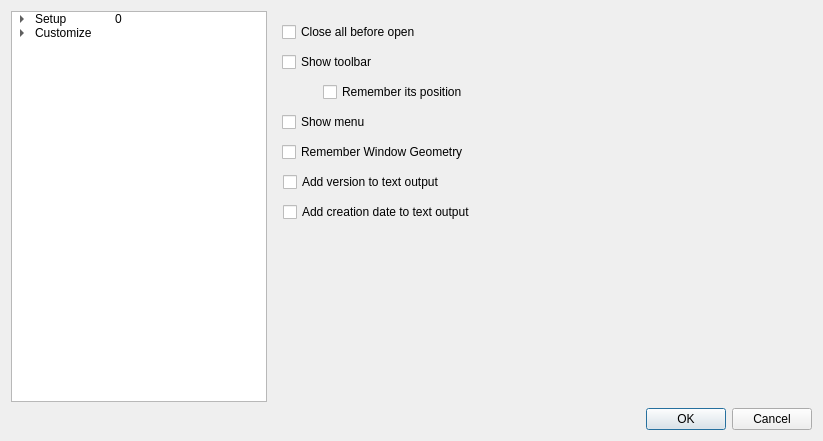
MediaArea/MediaInfo, file Source/GUI/Qt/prefs.ui: the form before one commit.
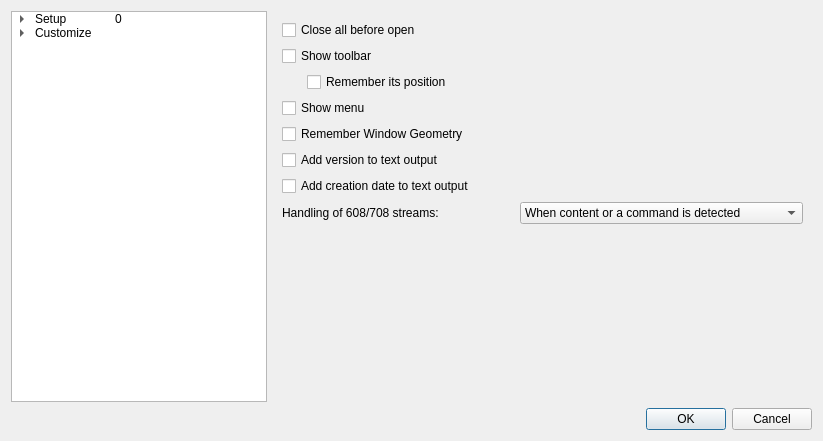
The form after the commit. The open tabs and pages were chosen to show the change.

Commit message: Qt GUI: Add captions display options

The edit to the form file:
```diff
--- a/Source/GUI/Qt/prefs.ui
+++ b/Source/GUI/Qt/prefs.ui
@@ -176,97 +176,118 @@
         </layout>
        </widget>
        <widget class="QWidget" name="Advanced">
-        <widget class="QCheckBox" name="showToolbar">
-         <property name="geometry">
-          <rect>
-           <x>9</x>
-           <y>40</y>
-           <width>271</width>
-           <height>22</height>
-          </rect>
-         </property>
-         <property name="text">
-          <string>Show toolbar</string>
-         </property>
-        </widget>
-        <widget class="QCheckBox" name="showMenu">
-         <property name="geometry">
-          <rect>
-           <x>9</x>
-           <y>100</y>
-           <width>271</width>
-           <height>22</height>
-          </rect>
-         </property>
-         <property name="text">
-          <string>Show menu</string>
-         </property>
-        </widget>
-        <widget class="QCheckBox" name="closeAllBeforeOpen">
-         <property name="geometry">
-          <rect>
-           <x>9</x>
-           <y>10</y>
-           <width>271</width>
-           <height>22</height>
-          </rect>
-         </property>
-         <property name="text">
-          <string>Close all before open</string>
-         </property>
-        </widget>
-        <widget class="QCheckBox" name="rememberToolBarPosition">
-         <property name="geometry">
-          <rect>
-           <x>50</x>
-           <y>70</y>
-           <width>231</width>
-           <height>22</height>
-          </rect>
-         </property>
-         <property name="text">
-          <string>Remember its position</string>
-         </property>
-        </widget>
-        <widget class="QCheckBox" name="rememberGeometry">
-         <property name="geometry">
-          <rect>
-           <x>9</x>
-           <y>130</y>
-           <width>271</width>
-           <height>22</height>
-          </rect>
-         </property>
-         <property name="text">
-          <string>Remember Window Geometry</string>
-         </property>
-        </widget>
-        <widget class="QCheckBox" name="informVersion">
-         <property name="geometry">
-          <rect>
-           <x>10</x>
-           <y>160</y>
-           <width>271</width>
-           <height>22</height>
-          </rect>
-         </property>
-         <property name="text">
-          <string>Add version to text output</string>
-         </property>
-        </widget>
-        <widget class="QCheckBox" name="informTimestamp">
-         <property name="geometry">
-          <rect>
-           <x>10</x>
-           <y>190</y>
-           <width>271</width>
-           <height>22</height>
-          </rect>
-         </property>
-         <property name="text">
-          <string>Add creation date to text output</string>
-         </property>
-        </widget>
+        <layout class="QGridLayout" name="gridLayout_2">
+         <item row="16" column="1">
+          <widget class="QComboBox" name="displayCaptions">
+           <property name="sizePolicy">
+            <sizepolicy hsizetype="Expanding" vsizetype="Fixed">
+             <horstretch>0</horstretch>
+             <verstretch>0</verstretch>
+            </sizepolicy>
+           </property>
+           <property name="currentIndex">
+            <number>1</number>
+           </property>
+           <item>
+            <property name="text">
+             <string>When content is detected</string>
+            </property>
+           </item>
+           <item>
+            <property name="text">
+             <string>When content or a command is detected</string>
+            </property>
+           </item>
+           <item>
+            <property name="text">
+             <string>Even when no content or command is detected</string>
+            </property>
+           </item>
+          </widget>
+         </item>
+         <item row="12" column="0" colspan="2">
+          <widget class="QCheckBox" name="rememberGeometry">
+           <property name="text">
+            <string>Remember Window Geometry</string>
+           </property>
+          </widget>
+         </item>
+         <item row="0" column="0" colspan="2">
+          <widget class="QCheckBox" name="closeAllBeforeOpen">
+           <property name="text">
+            <string>Close all before open</string>
+           </property>
+          </widget>
+         </item>
+         <item row="16" column="0">
+          <widget class="QLabel" name="displayCaptions_label">
+           <property name="sizePolicy">
+            <sizepolicy hsizetype="Expanding" vsizetype="Preferred">
+             <horstretch>0</horstretch>
+             <verstretch>0</verstretch>
+            </sizepolicy>
+           </property>
+           <property name="text">
+            <string>Handling of 608/708 streams:</string>
+           </property>
+          </widget>
+         </item>
+         <item row="11" column="0" colspan="2">
+          <widget class="QCheckBox" name="showMenu">
+           <property name="text">
+            <string>Show menu</string>
+           </property>
+          </widget>
+         </item>
+         <item row="14" column="0" colspan="2">
+          <widget class="QCheckBox" name="informTimestamp">
+           <property name="text">
+            <string>Add creation date to text output</string>
+           </property>
+          </widget>
+         </item>
+         <item row="13" column="0" colspan="2">
+          <widget class="QCheckBox" name="informVersion">
+           <property name="text">
+            <string>Add version to text output</string>
+           </property>
+          </widget>
+         </item>
+         <item row="1" column="0" colspan="2">
+          <widget class="QCheckBox" name="showToolbar">
+           <property name="text">
+            <string>Show toolbar</string>
+           </property>
+          </widget>
+         </item>
+         <item row="17" column="0" colspan="2">
+          <spacer name="verticalSpacer_4">
+           <property name="orientation">
+            <enum>Qt::Orientation::Vertical</enum>
+           </property>
+           <property name="sizeHint" stdset="0">
+            <size>
+             <width>20</width>
+             <height>40</height>
+            </size>
+           </property>
+          </spacer>
+         </item>
+         <item row="6" column="0" rowspan="2" colspan="2">
+          <layout class="QHBoxLayout" name="horizontalLayout_3">
+           <property name="leftMargin">
+            <number>25</number>
+           </property>
+           <item>
+            <widget class="QCheckBox" name="rememberToolBarPosition">
+             <property name="text">
+              <string>Remember its position</string>
+             </property>
+            </widget>
+           </item>
+          </layout>
+         </item>
+        </layout>
        </widget>
        <widget class="QWidget" name="Sheet">
         <property name="sizePolicy">
```
Left out of the diff: 86 changed lines with no effect on the pictures. The commit also changes 2 other files.
